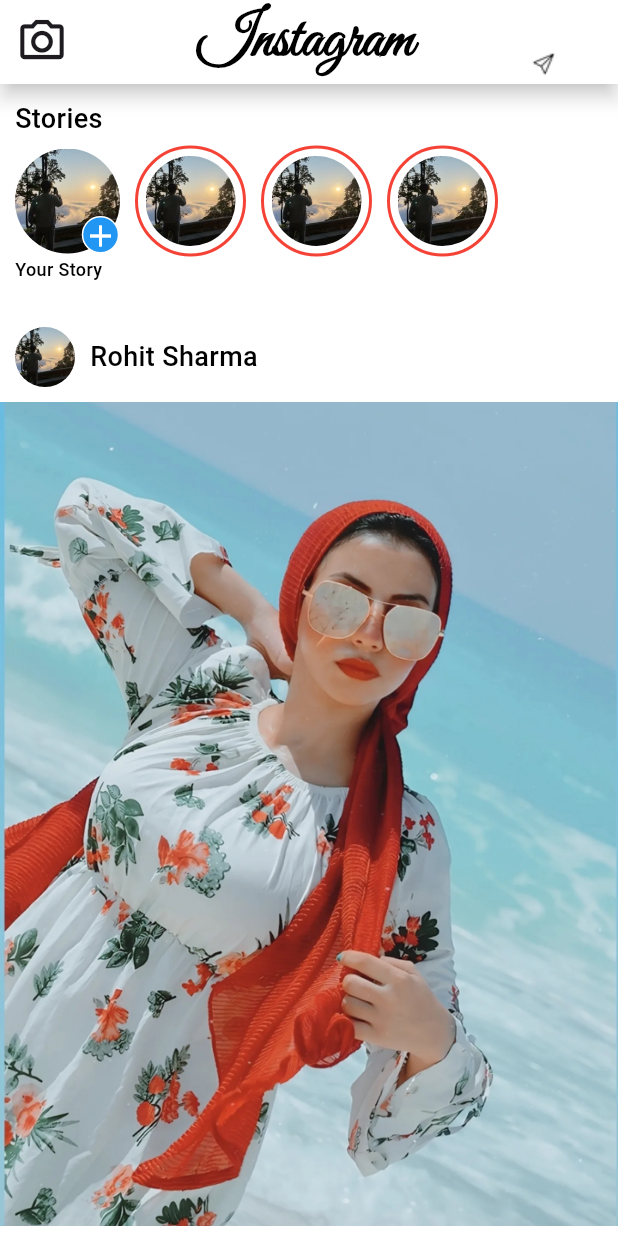
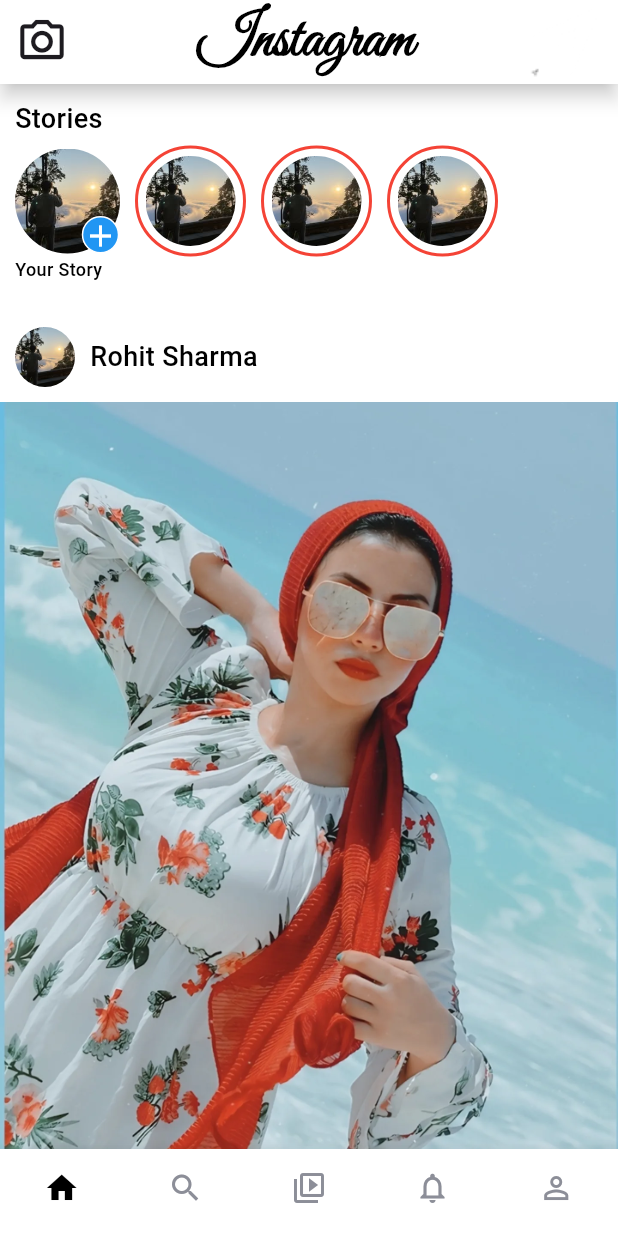
Before and after one commit to Nguyen1976/2025_LTTBDD_N05_Nhom_Nguyen_Huy, a Flutter app: the screen it shows after launch, on a phone screen of 412 x 824 dp. Run offline on Flutter 3.47's test engine with Material 3 defaults, Android fonts, the phone set to English and light mode, and no system bars; our stand-ins replace cloud_firestore, firebase_auth, firebase_core, google_sign_in; accounts and stored records are empty.

Commit message:
update main app to use BottomNav as home screen and adjust widget list

```diff
--- a/lib/bottomnav.dart
+++ b/lib/bottomnav.dart
@@ -14,15 +14,18 @@
 
 class _BottomNavState extends State<BottomNav> {
   int myIndex = 0;
-
   List<Widget> widgetList = [
+    // ignore: prefer_const_constructors
     Home(),
+    // ignore: prefer_const_constructors
     Search(),
+    // ignore: prefer_const_constructors
     Reels(),
+    // ignore: prefer_const_constructors
     NotificationPage(),
+    // ignore: prefer_const_constructors
     Profile(),
   ];
-
   @override
   Widget build(BuildContext context) {
     return Scaffold(
@@ -57,7 +60,7 @@
           ),
           BottomNavigationBarItem(
             icon: Icon(Icons.notifications_outlined),
-            label: 'Notification',
+            label: 'Notifications',
             activeIcon: Icon(Icons.notifications),
           ),
           BottomNavigationBarItem(
@@ -67,6 +70,7 @@
           ),
         ],
       ),
+      body: Center(child: widgetList[myIndex]),
     );
   }
 }
--- a/lib/main.dart
+++ b/lib/main.dart
@@ -1,5 +1,6 @@
 import 'package:flutter/material.dart';
 import 'package:firebase_core/firebase_core.dart';
+import 'package:instargram/bottomnav.dart';
 import 'package:instargram/home.dart';
 import 'package:instargram/login.dart';
 
@@ -47,7 +48,7 @@
         scaffoldBackgroundColor: Colors.white,
         colorScheme: ColorScheme.fromSeed(seedColor: Colors.deepPurple),
       ),
-      home: Home(),
+      home: BottomNav(),
     );
   }
 }
```
